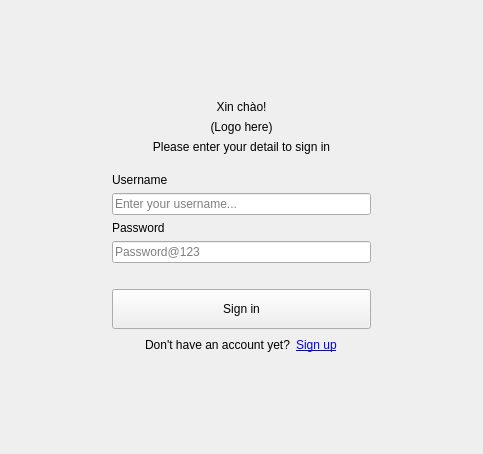
Above: src/components/widgets/login/loginform.ui from DamPhuQuy/Scientific-Article-Management before the change. Below: the same form after it.
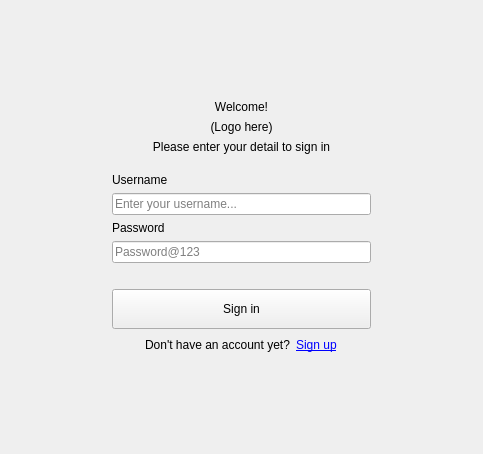
That is the form after the change.

Commit message: feat: Add initial Article, Login, and Signup UI forms. ongoing: article dialog need more process for testing, articleform hasn't implement removeBtn yet

```diff
--- a/src/components/widgets/login/loginform.ui
+++ b/src/components/widgets/login/loginform.ui
@@ -46,7 +46,7 @@
       <item>
        <widget class="QLabel" name="welcomeLabel">
         <property name="text">
-         <string>Xin chào!</string>
+         <string>Welcome!</string>
         </property>
         <property name="alignment">
          <set>Qt::AlignmentFlag::AlignCenter</set>
```
The commit also changes 4 other files.
